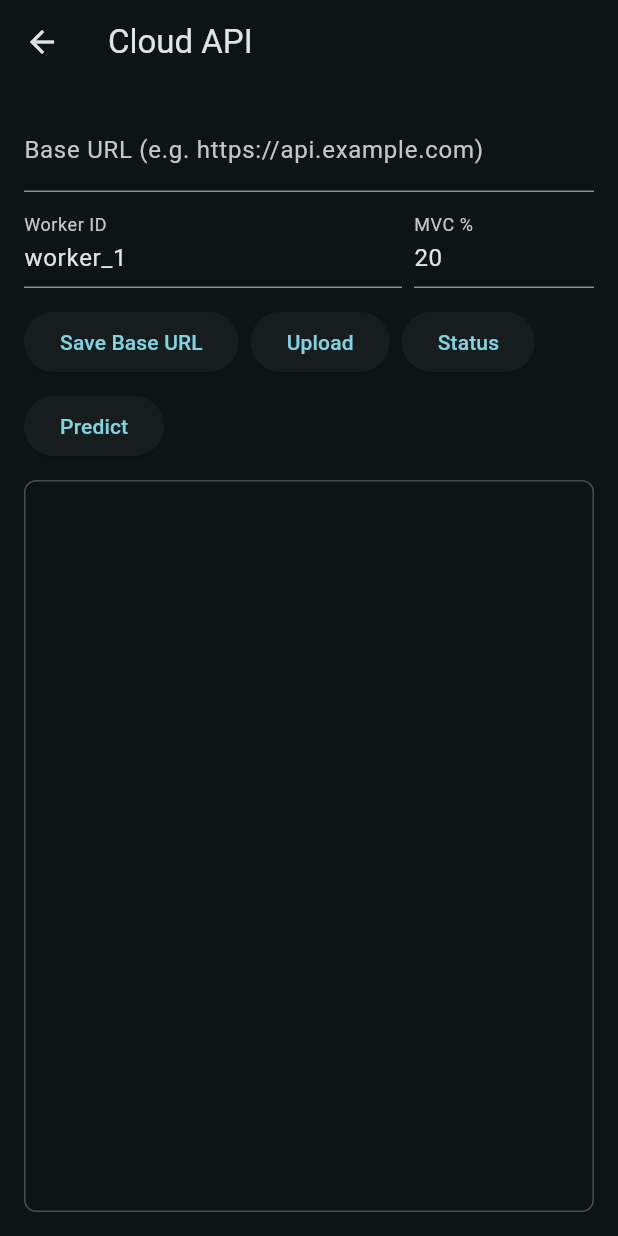
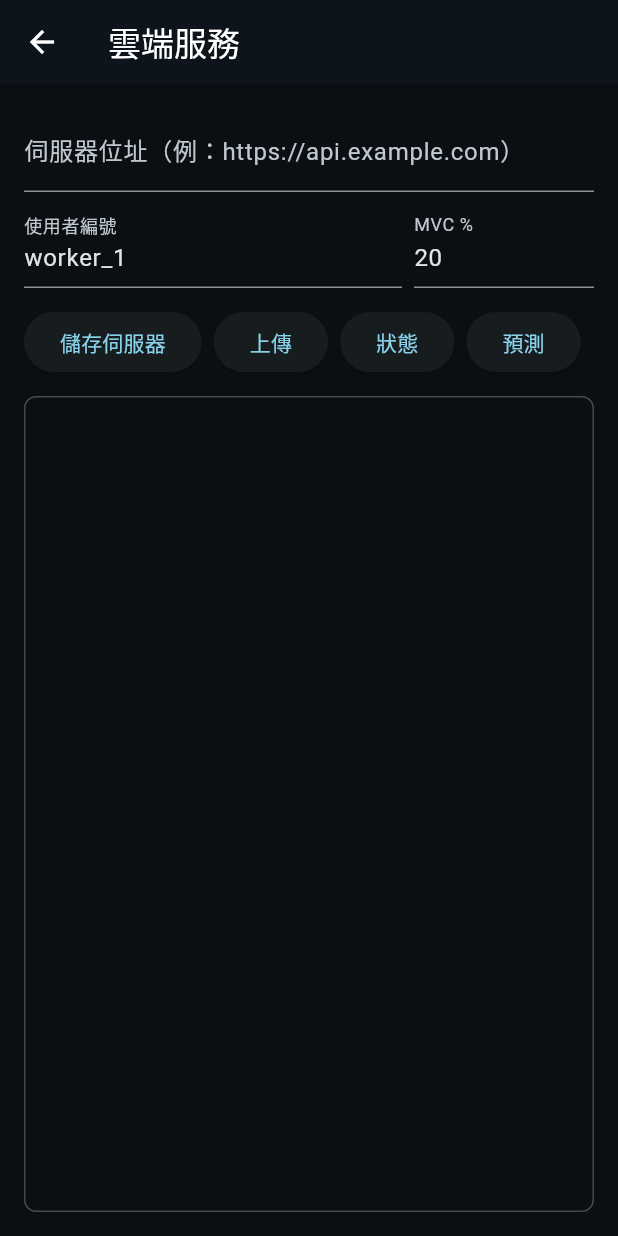
Before and after one commit to Yulinchen1010/demo_app, a Flutter app: the screen it shows after launch, after a tap on the "cloud" icon, on a phone screen of 412 x 824 dp. Run offline on Flutter 3.47's test engine with Material 3 defaults, Android fonts, the phone set to English and light mode, and no system bars; our stand-ins replace dio, fl_chart, flutter_bluetooth_serial, permission_handler.

Commit message:
feat(ui): 全面中文化與科技風深色主題；精簡雲端頁面文案與提示

```diff
--- a/lib/main.dart
+++ b/lib/main.dart
@@ -10,11 +10,21 @@ class FatigueTreeApp extends StatelessWidget {
 
   @override
   Widget build(BuildContext context) {
+    final scheme = ColorScheme.fromSeed(
+      seedColor: const Color(0xFF00D1FF),
+      brightness: Brightness.dark,
+    );
     return MaterialApp(
-      title: 'Fatigue Tree',
+      title: '疲勞監測',
       theme: ThemeData(
         brightness: Brightness.dark,
-        colorSchemeSeed: const Color(0xFF121212),
+        colorScheme: scheme,
+        scaffoldBackgroundColor: const Color(0xFF0B0F14),
+        appBarTheme: const AppBarTheme(
+          backgroundColor: Color(0xFF0E141B),
+          foregroundColor: Colors.white,
+          elevation: 0,
+        ),
         useMaterial3: true,
       ),
       home: const HomeScaffold(),
--- a/lib/ui/cloud_page.dart
+++ b/lib/ui/cloud_page.dart
@@ -23,22 +23,22 @@ class _CloudPageState extends State<CloudPage> {
 
   Future<void> _saveBaseUrl() async {
     CloudApi.setBaseUrl(_urlCtrl.text);
-    _append('Base URL set to: ${CloudApi.baseUrl}');
+    _append('已設定伺服器：${CloudApi.baseUrl}');
   }
 
   Future<void> _upload() async {
     final worker = _workerCtrl.text.trim();
     final mvc = double.tryParse(_mvcCtrl.text.trim()) ?? 0;
     if (worker.isEmpty || CloudApi.baseUrl.isEmpty) {
-      _append('Please set Base URL and Worker ID');
+      _append('請先設定伺服器與使用者編號');
       return;
     }
     setState(() => _busy = true);
     try {
       final res = await CloudApi.upload(workerId: worker, percentMvc: mvc);
-      _append('Upload OK: $res');
+      _append('上傳成功：$res');
     } catch (e) {
-      _append('Upload error: $e');
+      _append('上傳失敗：$e');
     } finally {
       setState(() => _busy = false);
     }
@@ -47,15 +47,15 @@ class _CloudPageState extends State<CloudPage> {
   Future<void> _status() async {
     final worker = _workerCtrl.text.trim();
     if (worker.isEmpty || CloudApi.baseUrl.isEmpty) {
-      _append('Please set Base URL and Worker ID');
+      _append('請先設定伺服器與使用者編號');
       return;
     }
     setState(() => _busy = true);
     try {
       final res = await CloudApi.status(worker);
-      _append('Status: $res');
+      _append('狀態：$res');
     } catch (e) {
-      _append('Status error: $e');
+      _append('狀態錯誤：$e');
     } finally {
       setState(() => _busy = false);
     }
@@ -64,15 +64,15 @@ class _CloudPageState extends State<CloudPage> {
   Future<void> _predict() async {
     final worker = _workerCtrl.text.trim();
     if (worker.isEmpty || CloudApi.baseUrl.isEmpty) {
-      _append('Please set Base URL and Worker ID');
+      _append('請先設定伺服器與使用者編號');
       return;
     }
     setState(() => _busy = true);
     try {
       final res = await CloudApi.predict(worker);
-      _append('Predict: $res');
+      _append('預測：$res');
     } catch (e) {
-      _append('Predict error: $e');
+      _append('預測錯誤：$e');
     } finally {
       setState(() => _busy = false);
     }
@@ -81,7 +81,7 @@ class _CloudPageState extends State<CloudPage> {
   @override
   Widget build(BuildContext context) {
     return Scaffold(
-      appBar: AppBar(title: const Text('Cloud API')),
+      appBar: AppBar(title: const Text('雲端服務')),
       body: Padding(
         padding: const EdgeInsets.all(16),
         child: Column(
@@ -90,7 +90,7 @@ class _CloudPageState extends State<CloudPage> {
             TextField(
               controller: _urlCtrl,
               decoration: const InputDecoration(
-                labelText: 'Base URL (e.g. https://api.example.com)',
+                labelText: '伺服器位址（例：https://api.example.com）',
               ),
             ),
             const SizedBox(height: 8),
@@ -98,7 +98,7 @@ class _CloudPageState extends State<CloudPage> {
               Expanded(
                 child: TextField(
                   controller: _workerCtrl,
-                  decoration: const InputDecoration(labelText: 'Worker ID'),
+                  decoration: const InputDecoration(labelText: '使用者編號'),
                 ),
               ),
               const SizedBox(width: 8),
@@ -115,19 +115,19 @@ class _CloudPageState extends State<CloudPage> {
             Wrap(spacing: 8, runSpacing: 8, children: [
               ElevatedButton(
                 onPressed: _busy ? null : _saveBaseUrl,
-                child: const Text('Save Base URL'),
+                child: const Text('儲存伺服器'),
               ),
               ElevatedButton(
                 onPressed: _busy ? null : _upload,
-                child: const Text('Upload'),
+                child: const Text('上傳'),
               ),
               ElevatedButton(
                 onPressed: _busy ? null : _status,
-                child: const Text('Status'),
+                child: const Text('狀態'),
               ),
               ElevatedButton(
                 onPressed: _busy ? null : _predict,
-                child: const Text('Predict'),
+                child: const Text('預測'),
               ),
             ]),
             const SizedBox(height: 12),
--- a/lib/ui/home.dart
+++ b/lib/ui/home.dart
@@ -57,7 +57,7 @@ class _HomeScaffoldState extends State<HomeScaffold> {
   Widget build(BuildContext context) {
     return Scaffold(
       appBar: AppBar(
-        title: const Text('Fatigue Tree'),
+        title: const Text('疲勞監測'),
         actions: [
           IconButton(
             onPressed: () {
@@ -66,7 +66,7 @@ class _HomeScaffoldState extends State<HomeScaffold> {
               );
             },
             icon: const Icon(Icons.cloud),
-            tooltip: 'Cloud API',
+            tooltip: '雲端服務',
           ),
         ],
       ),
@@ -84,16 +84,16 @@ class _HomeScaffoldState extends State<HomeScaffold> {
                     _switchSource(v);
                   },
                   items: const [
+                DropdownMenuItem(
+                        value: DataSource.websocket, child: Text('網路串流')),
                     DropdownMenuItem(
-                        value: DataSource.websocket, child: Text('WebSocket')),
-                    DropdownMenuItem(
-                        value: DataSource.bluetooth, child: Text('Bluetooth')),
-                    DropdownMenuItem(value: DataSource.demo, child: Text('Demo')),
+                        value: DataSource.bluetooth, child: Text('藍牙')),
+                    DropdownMenuItem(value: DataSource.demo, child: Text('示範')),
                   ],
                 ),
                 const Spacer(),
                 IconButton(
-                  tooltip: 'Reconnect',
+                  tooltip: '重新連線',
                   onPressed: _reconnect,
                   icon: const Icon(Icons.sync),
                 ),
@@ -112,7 +112,7 @@ class _HomeScaffoldState extends State<HomeScaffold> {
               child: RealtimeEmgChart(
                   stream: _emg ?? Stream<EmgPoint>.empty(),
                   initialWindow: TimeWindow.s60,
-                  title: 'EMG RMS (live)'),
+                  title: 'EMG RMS（即時）'),
             ),
           ],
         ),
@@ -124,17 +124,17 @@ class _HomeScaffoldState extends State<HomeScaffold> {
   String _statusLabel2(StreamStatus s) {
     switch (s) {
       case StreamStatus.idle:
-        return 'Waiting for data...';
+        return '等待資料...';
       case StreamStatus.connecting:
-        return 'Connecting...';
+        return '連線中...';
       case StreamStatus.connected:
-        return 'Connected';
+        return '已連線';
       case StreamStatus.reconnecting:
-        return 'Reconnecting...';
+        return '重新連線中...';
       case StreamStatus.error:
-        return 'Error - retrying';
+        return '錯誤 - 重試中';
       case StreamStatus.closed:
-        return 'Closed';
+        return '已關閉';
     }
   }
 
--- a/lib/ui/widgets/cloud_status_banner.dart
+++ b/lib/ui/widgets/cloud_status_banner.dart
@@ -29,7 +29,7 @@ class _CloudStatusBannerState extends State<CloudStatusBanner> {
 
   @override
   Widget build(BuildContext context) {
-    final base = CloudApi.baseUrl.isEmpty ? '(not set)' : CloudApi.baseUrl;
+    final base = CloudApi.baseUrl.isEmpty ? '(未設定)' : CloudApi.baseUrl;
     final has = _last != null;
     final color = !has
         ? Colors.blueGrey
@@ -54,12 +54,12 @@ class _CloudStatusBannerState extends State<CloudStatusBanner> {
               crossAxisAlignment: CrossAxisAlignment.start,
               mainAxisSize: MainAxisSize.min,
               children: [
-                Text('Cloud: $base',
+                Text('雲端：$base',
                     style: Theme.of(context).textTheme.labelMedium),
                 Text(
                   has
-                      ? 'Last ${_last!.op} • ${_last!.ok ? 'OK' : 'ERROR'} • ${_last!.message}'
-                      : 'No cloud activity yet',
+                      ? '最近 ${_last!.op} • ${_last!.ok ? '成功' : '失敗'} • ${_last!.message}'
+                      : '尚無雲端活動',
                   style: Theme.of(context)
                       .textTheme
                       .labelSmall
--- a/lib/ui/widgets/realtime_emg_chart.dart
+++ b/lib/ui/widgets/realtime_emg_chart.dart
@@ -53,9 +53,9 @@ extension TimeWindowX on TimeWindow {
       };
 
   String get label => switch (this) {
-        TimeWindow.s30 => '30s',
-        TimeWindow.s60 => '60s',
-        TimeWindow.m5 => '5m',
+        TimeWindow.s30 => '30秒',
+        TimeWindow.s60 => '60秒',
+        TimeWindow.m5 => '5分',
       };
 }
 
@@ -214,7 +214,7 @@ class _RealtimeEmgChartState extends State<RealtimeEmgChart> {
               color: Theme.of(context).colorScheme.surfaceVariant.withOpacity(.2),
               borderRadius: BorderRadius.circular(8),
             ),
-            child: const Text('Waiting for data…'),
+            child: const Text('等待資料…'),
           )
         else
           SizedBox(
--- a/lib/ui/widgets/rula_badge.dart
+++ b/lib/ui/widgets/rula_badge.dart
@@ -11,12 +11,12 @@ class RulaBadge extends StatelessWidget {
     final s = score;
     final bg = _bgColorFor(s?.score ?? 0);
     final label = s == null
-        ? '--'
-        : 'RULA: ${s.score}${s.riskLabel != null ? ' (${s.riskLabel})' : ''}';
+        ? 'RULA: --'
+        : 'RULA：${s.score}${s.riskLabel != null ? '（${s.riskLabel}）' : ''}';
     final ts = updatedAt;
     final when = ts == null
-        ? 'Updated: --:--:--'
-        : 'Updated at ${_hhmmss(ts)}';
+        ? '更新時間：--:--:--'
+        : '更新時間：${_hhmmss(ts)}';
 
     return Column(
       crossAxisAlignment: CrossAxisAlignment.start,
```
Also changed, not shown: 1 other file.
